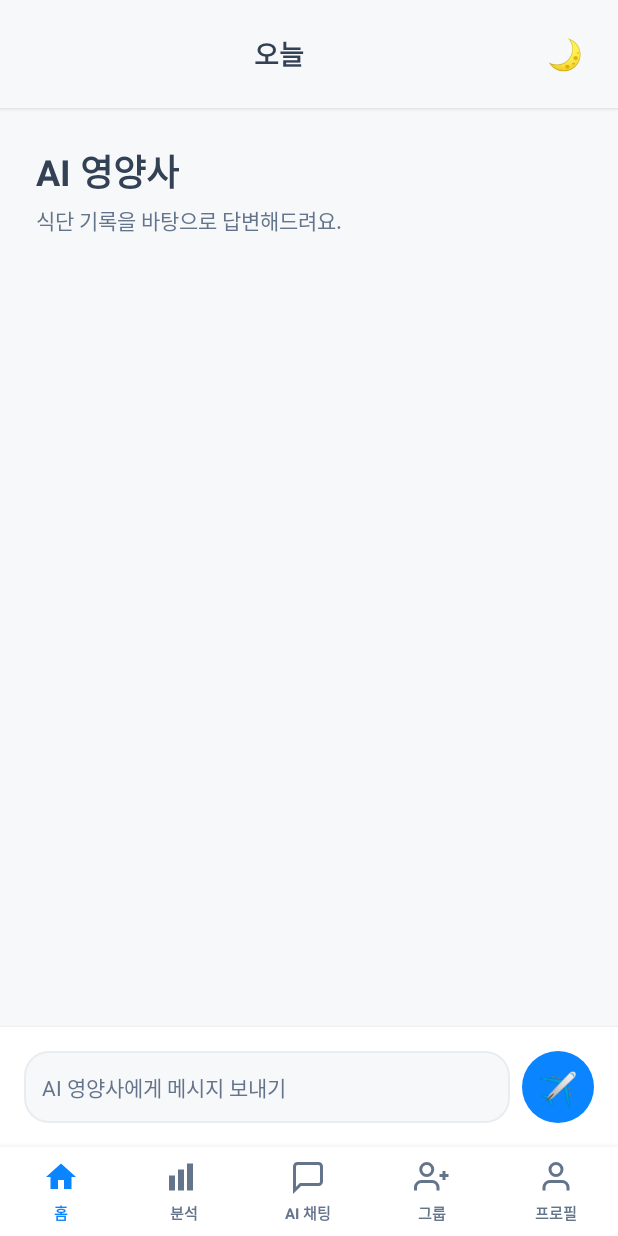
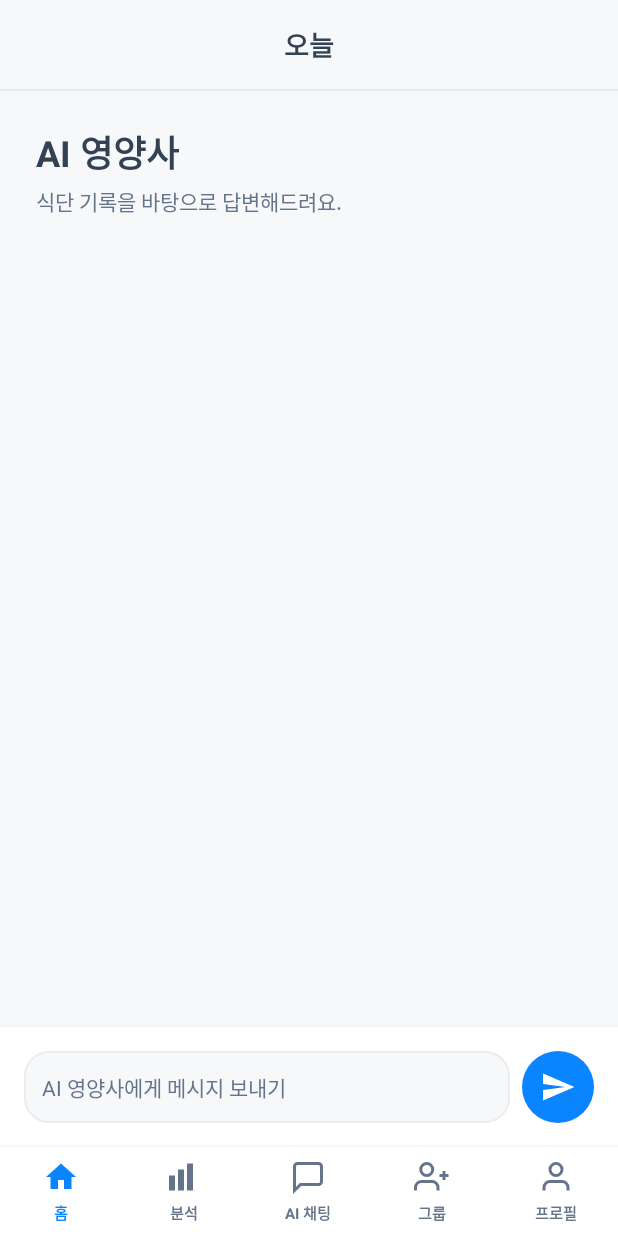
Before and after one commit to lukehemmin/AI_DIET_APP, an Android app: the fragment ChatFragment placed in its activity, on a phone screen of 412 x 824 dp. Run offline under Robolectric (Android 15) with nearby library versions, the phone set to English and light mode, and no system bars; libraries missing offline, so code that uses them is left out: com.github.mikephil.charting; 21 statements that could not run were skipped.

Commit message:
채팅 입력 영역 전송 버튼을 아이콘 기반으로 개선
- fragment_chat.xml: 헤더의 테마 토글을 제거하고 텍스트로 표현되던 전송 버튼을 ImageView와 ic_send 벡터 아이콘으로 교체해 디자인 일관성을 맞춤\n- ChatFragment: 전송 버튼 뷰 타입을 TextView에서 ImageView로 변경해 새로운 레이아웃과 연동\n- drawable/ic_send.xml: 흰색 종이비행기 모양 벡터를 추가해 원형 배경 버튼에서도 선명하게 보이도록 함

```diff
--- a/app/src/main/java/com/lukehemmin/ai_diet_app/fragments/ChatFragment.java
+++ b/app/src/main/java/com/lukehemmin/ai_diet_app/fragments/ChatFragment.java
@@ -5,6 +5,7 @@ import android.view.LayoutInflater;
 import android.view.View;
 import android.view.ViewGroup;
 import android.widget.EditText;
+import android.widget.ImageView;
 import android.widget.TextView;
 
 import androidx.annotation.NonNull;
@@ -19,7 +20,7 @@ public class ChatFragment extends Fragment {
 
     private RecyclerView rvChatMessages;
     private EditText etChatInput;
-    private TextView btnSendMessage;
+    private ImageView btnSendMessage;
 
     @Nullable
     @Override
--- /dev/null
+++ b/app/src/main/res/drawable/ic_send.xml
@@ -0,0 +1,9 @@
+<vector xmlns:android="http://schemas.android.com/apk/res/android"
+    android:width="24dp"
+    android:height="24dp"
+    android:viewportWidth="24"
+    android:viewportHeight="24">
+  <path
+      android:fillColor="@android:color/white"
+      android:pathData="M2.01,21L23,12L2.01,3L2,10l15,2l-15,2z"/>
+</vector>
--- a/app/src/main/res/layout/fragment_chat.xml
+++ b/app/src/main/res/layout/fragment_chat.xml
@@ -24,17 +24,6 @@
             android:textStyle="bold"
             android:textColor="@color/gray_text"
             android:gravity="center"/>
-
-        <TextView
-            android:id="@+id/btn_theme_chat"
-            android:layout_width="40dp"
-            android:layout_height="40dp"
-            android:text="🌙"
-            android:textSize="20sp"
-            android:gravity="center"
-            android:clickable="true"
-            android:focusable="true"
-            android:background="?attr/selectableItemBackgroundBorderless"/>
     </LinearLayout>
 
     <!-- Chat Header -->
@@ -96,16 +85,16 @@
             android:minHeight="48dp"
             android:maxLines="4"/>
 
-        <TextView
+        <ImageView
             android:id="@+id/btn_send_message"
             android:layout_width="48dp"
             android:layout_height="48dp"
-            android:text="✈️"
-            android:textSize="24sp"
-            android:gravity="center"
+            android:src="@drawable/ic_send"
+            android:padding="12dp"
             android:layout_marginStart="@dimen/spacing_sm"
             android:background="@drawable/bg_send_button"
             android:clickable="true"
-            android:focusable="true"/>
+            android:focusable="true"
+            android:contentDescription="전송"/>
     </LinearLayout>
 </LinearLayout>
```
